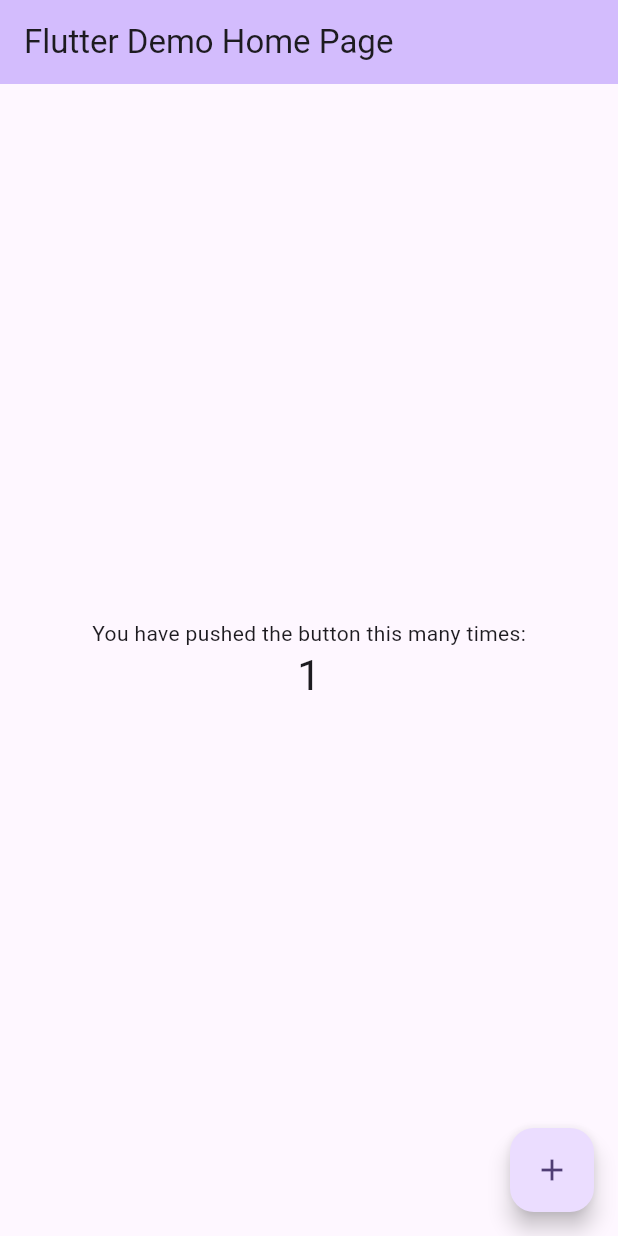
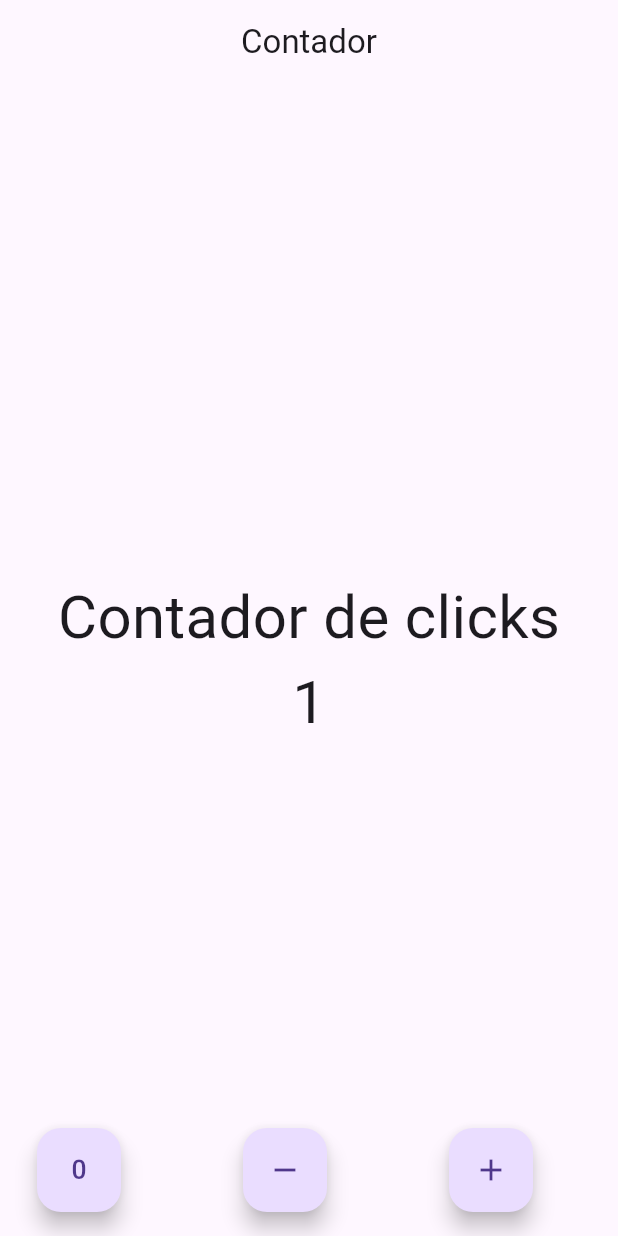
Before and after one commit to MilthonB/Flutter-Basico, a Flutter app: the screen it shows after launch, after a tap on the "add" icon, on a phone screen of 412 x 824 dp. Run offline on Flutter 3.47's test engine with Material 3 defaults, Android fonts, the phone set to English and light mode, and no system bars.

Commit message:
Test another branch no importante

```diff
--- a/Contador-test/contadortest/analysis_options.yaml
+++ b/Contador-test/contadortest/analysis_options.yaml
@@ -7,6 +7,9 @@
 
 # The following line activates a set of recommended lints for Flutter apps,
 # packages, and plugins designed to encourage good coding practices.
+analyzer:
+  errors:
+    prefer_const_literals_to_create_immutables: ignore
 include: package:flutter_lints/flutter.yaml
 
 linter:
--- /dev/null
+++ b/Contador-test/contadortest/lib/app.dart
@@ -0,0 +1,17 @@
+
+import 'package:contadortest/src/pages/contadorPage.dart';
+import 'package:flutter/material.dart';
+
+
+class MyApp extends StatelessWidget{
+
+  @override
+  Widget build(BuildContext context) {
+    return MaterialApp(
+      home: Contadorpage(),
+      debugShowCheckedModeBanner: false,
+    );
+  }
+
+
+}
--- a/Contador-test/contadortest/lib/main.dart
+++ b/Contador-test/contadortest/lib/main.dart
@@ -1,125 +1,9 @@
+
+
+import 'package:contadortest/app.dart';
 import 'package:flutter/material.dart';
 
-void main() {
-  runApp(const MyApp());
+
+void main(){
+  runApp(MyApp());
 }
-
-class MyApp extends StatelessWidget {
-  const MyApp({super.key});
-
-  // This widget is the root of your application.
-  @override
-  Widget build(BuildContext context) {
-    return MaterialApp(
-      title: 'Flutter Demo',
-      theme: ThemeData(
-        // This is the theme of your application.
-        //
-        // TRY THIS: Try running your application with "flutter run". You'll see
-        // the application has a purple toolbar. Then, without quitting the app,
-        // try changing the seedColor in the colorScheme below to Colors.green
-        // and then invoke "hot reload" (save your changes or press the "hot
-        // reload" button in a Flutter-supported IDE, or press "r" if you used
-        // the command line to start the app).
-        //
-        // Notice that the counter didn't reset back to zero; the application
-        // state is not lost during the reload. To reset the state, use hot
-        // restart instead.
-        //
-        // This works for code too, not just values: Most code changes can be
-        // tested with just a hot reload.
-        colorScheme: ColorScheme.fromSeed(seedColor: Colors.deepPurple),
-        useMaterial3: true,
-      ),
-      home: const MyHomePage(title: 'Flutter Demo Home Page'),
-    );
-  }
-}
-
-class MyHomePage extends StatefulWidget {
-  const MyHomePage({super.key, required this.title});
-
-  // This widget is the home page of your application. It is stateful, meaning
-  // that it has a State object (defined below) that contains fields that affect
-  // how it looks.
-
-  // This class is the configuration for the state. It holds the values (in this
-  // case the title) provided by the parent (in this case the App widget) and
-  // used by the build method of the State. Fields in a Widget subclass are
-  // always marked "final".
-
-  final String title;
-
-  @override
-  State<MyHomePage> createState() => _MyHomePageState();
-}
-
-class _MyHomePageState extends State<MyHomePage> {
-  int _counter = 0;
-
-  void _incrementCounter() {
-    setState(() {
-      // This call to setState tells the Flutter framework that something has
-      // changed in this State, which causes it to rerun the build method below
-      // so that the display can reflect the updated values. If we changed
-      // _counter without calling setState(), then the build method would not be
-      // called again, and so nothing would appear to happen.
-      _counter++;
-    });
-  }
-
-  @override
-  Widget build(BuildContext context) {
-    // This method is rerun every time setState is called, for instance as done
-    // by the _incrementCounter method above.
-    //
-    // The Flutter framework has been optimized to make rerunning build methods
-    // fast, so that you can just rebuild anything that needs updating rather
-    // than having to individually change instances of widgets.
-    return Scaffold(
-      appBar: AppBar(
-        // TRY THIS: Try changing the color here to a specific color (to
-        // Colors.amber, perhaps?) and trigger a hot reload to see the AppBar
-        // change color while the other colors stay the same.
-        backgroundColor: Theme.of(context).colorScheme.inversePrimary,
-        // Here we take the value from the MyHomePage object that was created by
-        // the App.build method, and use it to set our appbar title.
-        title: Text(widget.title),
-      ),
-      body: Center(
-        // Center is a layout widget. It takes a single child and positions it
-        // in the middle of the parent.
-        child: Column(
-          // Column is also a layout widget. It takes a list of children and
-          // arranges them vertically. By default, it sizes itself to fit its
-          // children horizontally, and tries to be as tall as its parent.
-          //
-          // Column has various properties to control how it sizes itself and
-          // how it positions its children. Here we use mainAxisAlignment to
-          // center the children vertically; the main axis here is the vertical
-          // axis because Columns are vertical (the cross axis would be
-          // horizontal).
-          //
-          // TRY THIS: Invoke "debug painting" (choose the "Toggle Debug Paint"
-          // action in the IDE, or press "p" in the console), to see the
-          // wireframe for each widget.
-          mainAxisAlignment: MainAxisAlignment.center,
-          children: <Widget>[
-            const Text(
-              'You have pushed the button this many times:',
-            ),
-            Text(
-              '$_counter',
-              style: Theme.of(context).textTheme.headlineMedium,
-            ),
-          ],
-        ),
-      ),
-      floatingActionButton: FloatingActionButton(
-        onPressed: _incrementCounter,
-        tooltip: 'Increment',
-        child: const Icon(Icons.add),
-      ), // This trailing comma makes auto-formatting nicer for build methods.
-    );
-  }
-}
--- /dev/null
+++ b/Contador-test/contadortest/lib/src/pages/contadorPage.dart
@@ -0,0 +1,68 @@
+
+import 'package:flutter/material.dart';
+
+
+class Contadorpage extends StatefulWidget{
+  @override
+  State<StatefulWidget> createState() {
+    return _ContadorPageState();
+  }
+}
+
+
+class _ContadorPageState extends State<Contadorpage>{
+
+  int _cont = 0;
+  final txtStyle = TextStyle(fontSize: 40);
+
+
+
+  @override
+  Widget build(BuildContext context) {
+    return Scaffold(
+      appBar: AppBar(title: Text('Contador'), centerTitle: true,),
+      body: Center(
+        child:Column(
+        mainAxisAlignment: MainAxisAlignment.center,
+        children: [
+          Text('Contador de clicks',style: txtStyle),
+          Text('$_cont',style: txtStyle,)
+        ],
+      ),
+      ),
+      floatingActionButton: _createButton(),
+    );
+  }
+
+  Widget _createButton(){
+    return Row(
+      mainAxisAlignment: MainAxisAlignment.spaceAround,
+      children: [
+        FloatingActionButton(onPressed: _valueZero, child: Icon(Icons.exposure_zero),),
+        FloatingActionButton(onPressed: _removeOne, child: Icon(Icons.remove),),
+        FloatingActionButton(onPressed: _addOne, child: Icon(Icons.add),)
+      ],
+    );
+  }
+
+  void _valueZero(){
+    setState(() => _cont =0 );
+  }
+
+  void _removeOne(){
+    setState(() {
+      if(  _cont == 0 ){
+        _cont = 0;
+        return;
+      }
+
+      _cont--;
+    });
+  }
+
+  void _addOne(){
+    setState(() => _cont++);
+  }
+
+
+}
```
